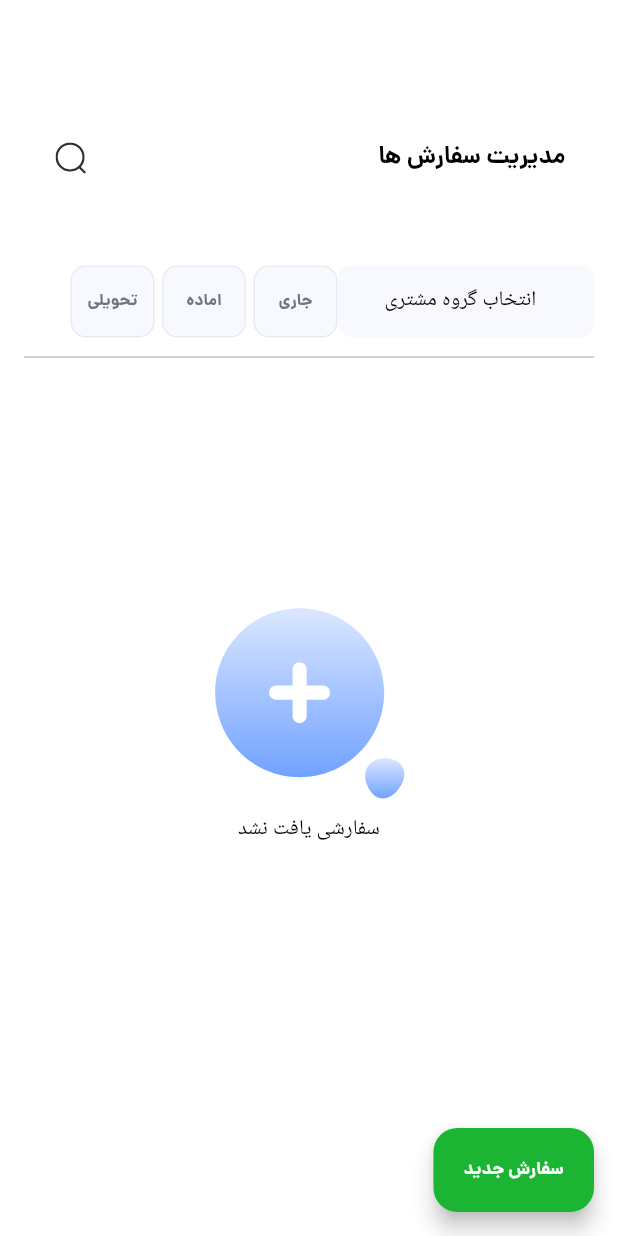
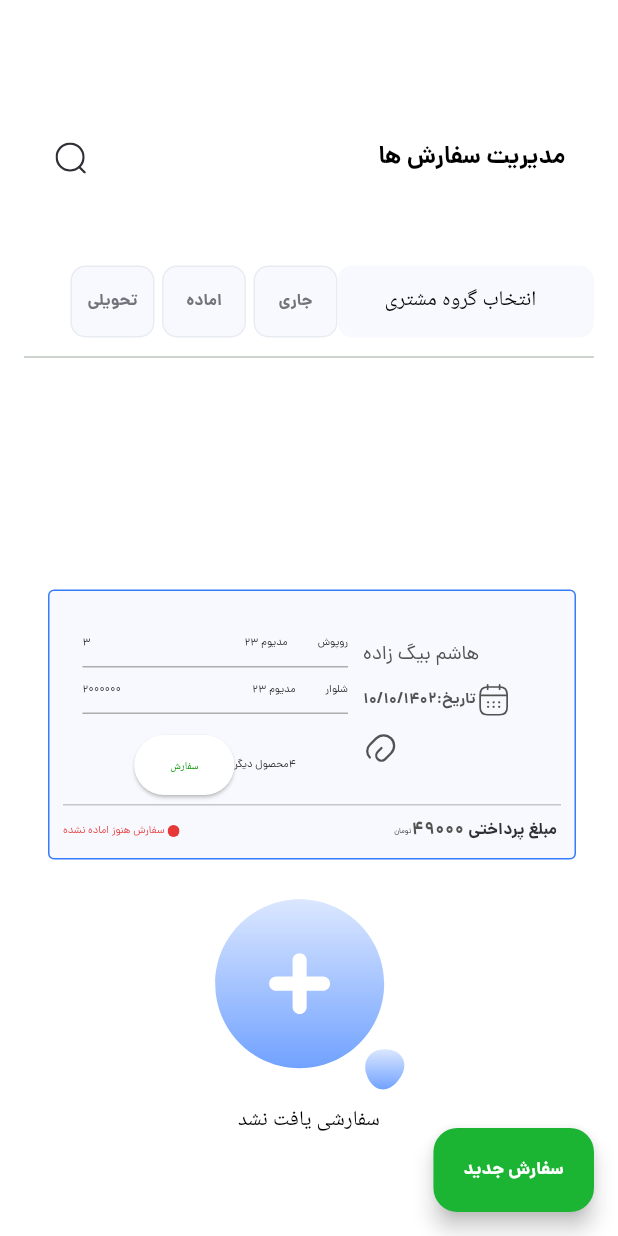
Before and after one commit to hdsneshati/layer_first_task, a Flutter app: the OrdersScreen screen opened directly, on a phone screen of 412 x 824 dp. Run offline on Flutter 3.47's test engine with Material 3 defaults, Android fonts, the phone set to English and light mode, and no system bars; drawn by our look-alikes of flutter_animate; our stand-ins replace flutter_svg, pinput.

Commit message:
some change on cardorder

```diff
--- a/layer_first_task/lib/feature/presentation/orders/screens/orser_screen.dart
+++ b/layer_first_task/lib/feature/presentation/orders/screens/orser_screen.dart
@@ -1,6 +1,7 @@
 import 'package:flutter/material.dart';
 import 'package:layer_first_task/config/extentions/gap_space_extension.dart';
 import 'package:layer_first_task/feature/presentation/orders/screens/bottunscroler.dart';
+import 'package:layer_first_task/feature/presentation/orders/widgets/card.dart';
 import 'package:layer_first_task/feature/presentation/orders/widgets/empty_state.widjet.dart';
 import 'package:layer_first_task/feature/presentation/orders/widgets/header.dart';
 import 'package:layer_first_task/feature/presentation/orders/widgets/search_header.dart';
@@ -46,17 +47,19 @@ class _OrdersScreenState extends State<OrdersScreen> {
               ),
               150.0.verticalSpace,
               //  const FilterData(),
-             // CardOrderScreen(
-             //   customerName: 'هاشم بیگ زاده',
-             //   status: 'سفارش هنوز اماده نشده',
-              //  payment: '49000 ',
-              //  items: [
-              //    OrderItem(title: 'روپوش', desc: '۲۳ مدیوم', value: '۳'),
-              //    OrderItem(title: 'شلوار', desc: '۲۳ مدیوم', value: '۲۰۰۰۰۰۰'),
-               // ],
-             // ),
+              CardOrderScreen(
+                customerName: 'هاشم بیگ زاده',
+                status: 'سفارش هنوز اماده نشده',
+              payment: '49000 ',
+                items: [
+                  OrderItem(title: 'روپوش', desc: '۲۳ مدیوم', value: '۳'),
+                  OrderItem(title: 'شلوار', desc: '۲۳ مدیوم', value: '۲۰۰۰۰۰۰'),
+                ],
+              ),
 
               //? EMPTY DATA____________________________________________________
+
+
                    EmptyState(
                     title: 'سفارشی یافت نشد',
                     isError: false,
--- a/layer_first_task/lib/feature/presentation/orders/widgets/card.dart
+++ b/layer_first_task/lib/feature/presentation/orders/widgets/card.dart
@@ -56,20 +56,29 @@ class _CardOrderScreenState extends State<CardOrderScreen> {
 
   @override
   Widget build(BuildContext context) {
-    return Padding(
-      padding: const EdgeInsets.symmetric(horizontal: 31.0, vertical: 10.0),
+    return InkWell(
       child: Container(
-        width: 420,
+         padding: EdgeInsets.symmetric(horizontal: 9, vertical: 10),
+        margin: EdgeInsets.only(bottom: 14, left: 24, right: 20),
+        width: double.maxFinite,
 
         decoration: BoxDecoration(
           color: Theme.of(context).colorScheme.secondaryContainer,
-          borderRadius: BorderRadius.circular(10),
+                   border: Border.all(color: Theme.of(context).colorScheme.secondary),
+
+          borderRadius: BorderRadius.circular(4),
         ),
         child: Column(
+           mainAxisSize: MainAxisSize.max,
+          mainAxisAlignment: MainAxisAlignment.center,
+
           children: [
-            5.0.verticalSpace,
-            Row(
-              crossAxisAlignment: CrossAxisAlignment.start,
+
+            Container(
+                width: double.maxFinite,
+              margin: EdgeInsets.only(right: 4),
+
+              child: Row(
                 children: [
                   // بخش آیتم‌ها
                   Padding(
@@ -168,8 +177,7 @@ class _CardOrderScreenState extends State<CardOrderScreen> {
                   ),
                   const SizedBox(width: 5),
                   // بخش اطلاعات مشتری
-                Flexible(
-                  child: Column(
+                  Column(
                     crossAxisAlignment: CrossAxisAlignment.start,
                     children: [
                       Row(
@@ -227,8 +235,8 @@ class _CardOrderScreenState extends State<CardOrderScreen> {
                       ),
                     ],
                   ),
+                ],
               ),
-              ],
             ),
             const Divider(
               color: Color(0xffC5C6CC),
```
Lines whose indentation alone changed are shown as unchanged.
